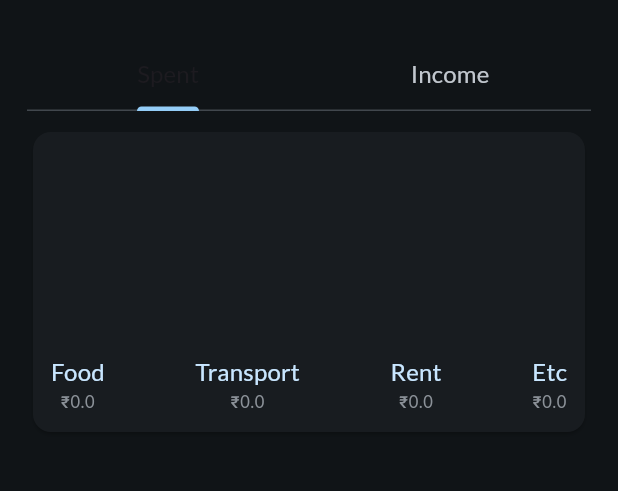
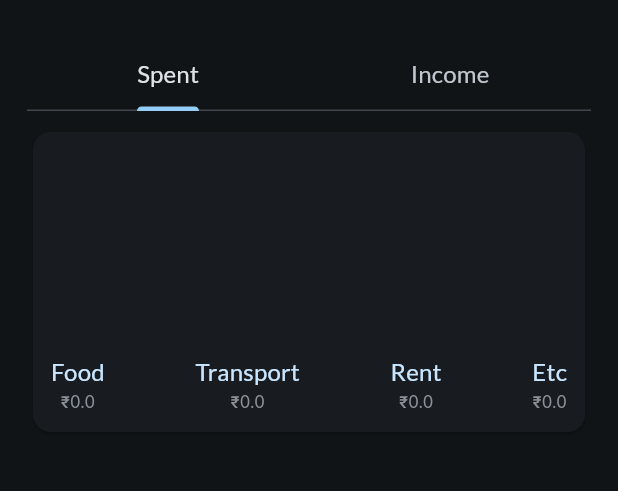
Before and after one commit to hinasahammed/money_tracker, a Flutter app: the screen it shows after launch, item 2 of the bottom bar chosen, on a phone screen of 412 x 824 dp, the part 63-554 px from its top. Run offline on Flutter 3.47's test engine with Material 3 defaults, Android fonts, the phone set to English and light mode, and no system bars; our stand-ins replace flutter_slidable, google_fonts, hive, hive_flutter; accounts and stored records are empty.

Commit message:
some changes

```diff
--- a/lib/screens/analytics_screen/analytics_screen.dart
+++ b/lib/screens/analytics_screen/analytics_screen.dart
@@ -1,4 +1,5 @@
 import 'package:flutter/material.dart';
+import 'package:take_care/main.dart';
 import 'package:take_care/screens/analytics_screen/widget/income_analytics.dart';
 import 'package:take_care/screens/analytics_screen/widget/spent_analytics.dart';
 
@@ -25,7 +26,9 @@ class _AnalyticsScreenState extends State<AnalyticsScreen>
       children: [
         TabBar(
           controller: _tabController,
-          labelStyle: Theme.of(context).textTheme.titleMedium,
+          labelStyle: Theme.of(context).textTheme.titleMedium!.copyWith(
+                color: theme.colorScheme.onSurface,
+              ),
           tabs: const [
             Tab(
               text: 'Spent',
--- a/lib/screens/home_screen.dart/widget/edit_transactions.dart
+++ b/lib/screens/home_screen.dart/widget/edit_transactions.dart
@@ -52,7 +52,7 @@ class _EditTransactionsState extends State<EditTransactions> {
               Text(
                 'Edit your Transaction',
                 style: Theme.of(context).textTheme.titleLarge!.copyWith(
-                    color: Theme.of(context).colorScheme.onBackground),
+                    color: Theme.of(context).colorScheme.onSurface),
               ),
               const SizedBox(
                 height: 20,
@@ -89,7 +89,7 @@ class _EditTransactionsState extends State<EditTransactions> {
                         ? 'Select Date'
                         : DateFormat.yMMMMd().format(_selectedDate!),
                     style: Theme.of(context).textTheme.titleMedium!.copyWith(
-                          color: Theme.of(context).colorScheme.onBackground,
+                          color: Theme.of(context).colorScheme.onSurface,
                         ),
                   ),
                   IconButton(
--- a/lib/screens/home_screen.dart/widget/money_list.dart
+++ b/lib/screens/home_screen.dart/widget/money_list.dart
@@ -22,7 +22,7 @@ class MoneyList extends StatelessWidget {
               child: Text(
             'No transaction, try to add',
             style: Theme.of(context).textTheme.bodyLarge!.copyWith(
-                  color: Theme.of(context).colorScheme.onBackground,
+                  color: Theme.of(context).colorScheme.onSurface,
                 ),
           ));
         } else {
--- a/lib/screens/tab_screen/widget/add_amount_sheet.dart
+++ b/lib/screens/tab_screen/widget/add_amount_sheet.dart
@@ -51,7 +51,7 @@ class _AddAmountSheetState extends State<AddAmountSheet> {
               Text(
                 'Enter your Transaction',
                 style: Theme.of(context).textTheme.titleLarge!.copyWith(
-                    color: Theme.of(context).colorScheme.onBackground),
+                    color: Theme.of(context).colorScheme.onSurface),
               ),
               const SizedBox(
                 height: 20,
@@ -108,7 +108,7 @@ class _AddAmountSheetState extends State<AddAmountSheet> {
                                   .copyWith(
                                     color: Theme.of(context)
                                         .colorScheme
-                                        .onBackground,
+                                        .onSurface,
                                   ),
                             ),
                           ),
@@ -136,7 +136,7 @@ class _AddAmountSheetState extends State<AddAmountSheet> {
                             .textTheme
                             .titleMedium!
                             .copyWith(
-                              color: Theme.of(context).colorScheme.onBackground,
+                              color: Theme.of(context).colorScheme.onSurface,
                             ),
                       ),
                       IconButton(
--- a/lib/screens/tab_screen/widget/radio_button_custom.dart
+++ b/lib/screens/tab_screen/widget/radio_button_custom.dart
@@ -35,7 +35,7 @@ class RadioButtonCustom extends StatelessWidget {
               Text(
                 title,
                 style: Theme.of(context).textTheme.titleSmall!.copyWith(
-                      color: Theme.of(context).colorScheme.onBackground,
+                      color: Theme.of(context).colorScheme.onSurface,
                     ),
               )
             ],
```
Also changed, not shown: pubspec.yaml (+4 -4 lines), pubspec.lock, 2 other files.
